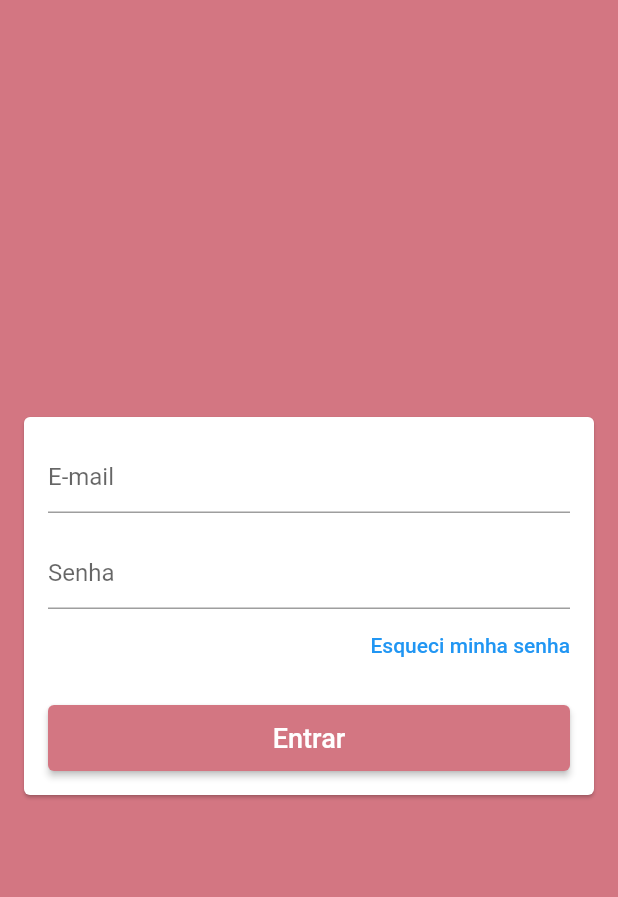
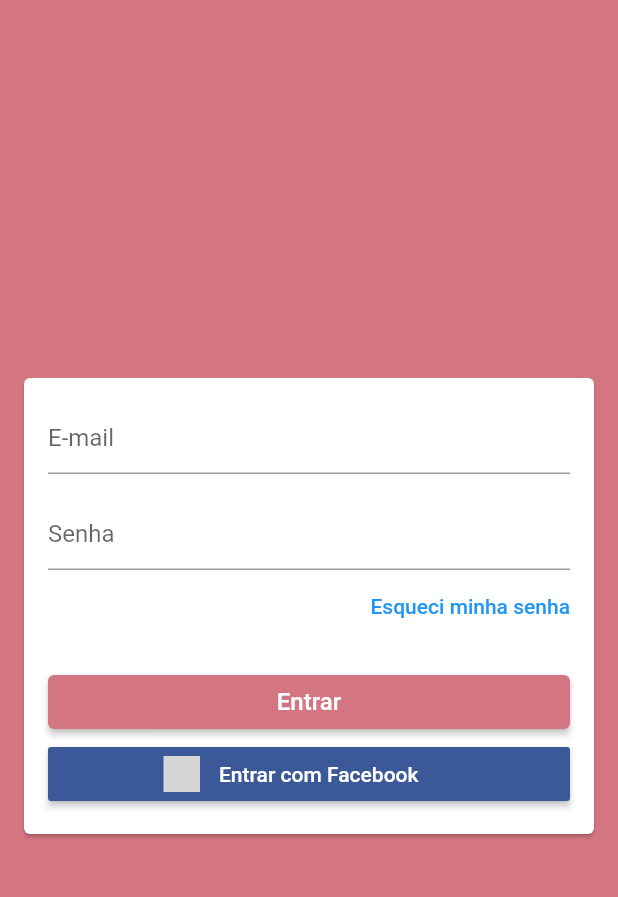
Before and after one commit to GuilhermePereira9/virtual_store, a Flutter app: the screen it shows after launch, in the side drawer, after a tap on "Entre ou Cadastre-se", on a phone screen of 412 x 824 dp, the part 54-951 px from its top. Run offline on Flutter 3.47's test engine with Material 2 defaults, Android fonts, the phone set to English and light mode, and no system bars; our stand-ins replace brasil_fields, carousel_pro, cloud_firestore, dio, firebase_auth, firebase_storage and 8 more; missing offline and left inert: alphabet_list_scroll_view, flutter_facebook_login; accounts and stored records are empty; grey boxes are pictures that could not be loaded.

Commit message:
Facebook login and Stores Screen

```diff
--- a/lib/main.dart
+++ b/lib/main.dart
@@ -8,6 +8,7 @@ import 'package:virtual_store/models/order.dart';
 import 'package:virtual_store/models/orders_manager.dart';
 import 'package:virtual_store/models/product.dart';
 import 'package:virtual_store/models/product_manager.dart';
+import 'package:virtual_store/models/stores_manager.dart';
 import 'package:virtual_store/models/user_manager.dart';
 import 'package:virtual_store/screens/address/address_screen.dart';
 import 'package:virtual_store/screens/base/base_screen.dart';
@@ -44,6 +45,7 @@ class MyApp extends StatelessWidget {
             create: (_) => HomeManager(),
             lazy: false,
           ),
+          ChangeNotifierProvider(create: (_) => StoresManager()),
           ChangeNotifierProxyProvider<UserManager, CartManager>(
             create: (_) => CartManager(),
             lazy: false,
--- /dev/null
+++ b/lib/models/stores_manager.dart
@@ -0,0 +1,17 @@
+import 'package:cloud_firestore/cloud_firestore.dart';
+import 'package:flutter/cupertino.dart';
+
+class StoresManager extends ChangeNotifier {
+  StoresManager() {
+    _loadStoreList();
+  }
+  final Firestore firestore = Firestore.instance;
+
+  Future<void> _loadStoreList() async {
+    final snapshot = await firestore.collection('stores').getDocuments();
+
+    print(snapshot.documents.first.data);
+
+    notifyListeners();
+  }
+}
--- a/lib/screens/base/base_screen.dart
+++ b/lib/screens/base/base_screen.dart
@@ -1,7 +1,6 @@
 import 'package:flutter/material.dart';
 import 'package:flutter/services.dart';
 import 'package:provider/provider.dart';
-import 'package:virtual_store/common/custom_drawer/custom_drawer.dart';
 import 'package:virtual_store/models/page_manager.dart';
 import 'package:virtual_store/models/user_manager.dart';
 import 'package:virtual_store/screens/admin_orders/admin_orders_screen.dart';
@@ -9,6 +8,7 @@ import 'package:virtual_store/screens/admin_users/admin_users_screen.dart';
 import 'package:virtual_store/screens/home/home_screen.dart';
 import 'package:virtual_store/screens/orders/orders_screen.dart';
 import 'package:virtual_store/screens/products/products_screen.dart';
+import 'package:virtual_store/screens/stores/stores_screen.dart';
 
 class BaseScreen extends StatefulWidget {
   @override
@@ -38,12 +38,7 @@ class _BaseScreenState extends State<BaseScreen> {
               HomeScreen(),
               ProductsScreen(),
               OrdersScreen(),
-              Scaffold(
-                drawer: CustomDrawer(),
-                appBar: AppBar(
-                  title: const Text('Home3'),
-                ),
-              ),
+              StoresScreen(),
               if (userManager.adminEnable) ...[
                 AdminUserScreen(),
                 AdminOrdersScreen(),
--- a/lib/screens/login/login_screen.dart
+++ b/lib/screens/login/login_screen.dart
@@ -1,4 +1,6 @@
 import 'package:flutter/material.dart';
+import 'package:flutter_signin_button/button_list.dart';
+import 'package:flutter_signin_button/button_view.dart';
 import 'package:virtual_store/helpers/validators.dart';
 import 'package:provider/provider.dart';
 import 'package:virtual_store/models/user.dart';
@@ -35,6 +37,16 @@ class LoginScreen extends StatelessWidget {
               key: formKey,
               child: Consumer<UserManager>(
                 builder: (_, userManager, __) {
+                  if (userManager.loadingFace) {
+                    return Padding(
+                      padding: const EdgeInsets.all(16.0),
+                      child: CircularProgressIndicator(
+                        strokeWidth: 10,
+                        valueColor: AlwaysStoppedAnimation(
+                            Theme.of(context).primaryColor),
+                      ),
+                    );
+                  }
                   return ListView(
                     padding: const EdgeInsets.all(16),
                     shrinkWrap: true,
@@ -76,9 +88,7 @@ class LoginScreen extends StatelessWidget {
                       const SizedBox(
                         height: 16,
                       ),
-                      SizedBox(
-                        height: 44,
-                        child: ElevatedButton(
+                      ElevatedButton(
                         onPressed: userManager.loading
                             ? null
                             : () {
@@ -90,8 +100,7 @@ class LoginScreen extends StatelessWidget {
                                       onFail: (e) {
                                         ScaffoldMessenger.of(context)
                                             .showSnackBar(SnackBar(
-                                            content:
-                                                Text('Falha ao entrar: $e'),
+                                          content: Text('Falha ao entrar: $e'),
                                           backgroundColor: Colors.red,
                                         ));
                                       },
@@ -102,9 +111,8 @@ class LoginScreen extends StatelessWidget {
                               },
                         style: ElevatedButton.styleFrom(
                             primary: Theme.of(context).primaryColor,
-                              onSurface: Theme.of(context)
-                                  .primaryColor
-                                  .withAlpha(100)),
+                            onSurface:
+                                Theme.of(context).primaryColor.withAlpha(100)),
                         child: userManager.loading
                             ? CircularProgressIndicator(
                                 valueColor:
@@ -112,10 +120,20 @@ class LoginScreen extends StatelessWidget {
                               )
                             : const Text(
                                 "Entrar",
-                                  style: TextStyle(fontSize: 18),
+                                style: TextStyle(fontSize: 16),
                               ),
                       ),
-                      ),
+                      SignInButton(Buttons.Facebook,
+                          text: 'Entrar com Facebook', onPressed: () {
+                        userManager.facebookLogin(onFail: (e) {
+                          ScaffoldMessenger.of(context).showSnackBar(SnackBar(
+                            content: Text('Falha ao entrar: $e'),
+                            backgroundColor: Colors.red,
+                          ));
+                        }, onSucess: () {
+                          Navigator.of(context).pop();
+                        });
+                      })
                     ],
                   );
                 },
--- a/pubspec.yaml
+++ b/pubspec.yaml
@@ -46,6 +46,8 @@ dependencies:
   sliding_up_panel: ^2.0.0+1
   screenshot: ^0.1.1
   gallery_saver: ^2.0.1
+  flutter_signin_button: ^1.0.0
+  flutter_facebook_login: ^3.0.0
 
 dev_dependencies:
   flutter_test:
```
Also changed, not shown: lib/models/user_manager.dart (+43 -6 lines), lib/screens/signup/signup_screen.dart (+4 -8 lines), lib/screens/stores/stores_screen.dart (added, +22 -0 lines), pubspec.lock, 2 other files. Lines whose indentation alone changed are shown as unchanged.
